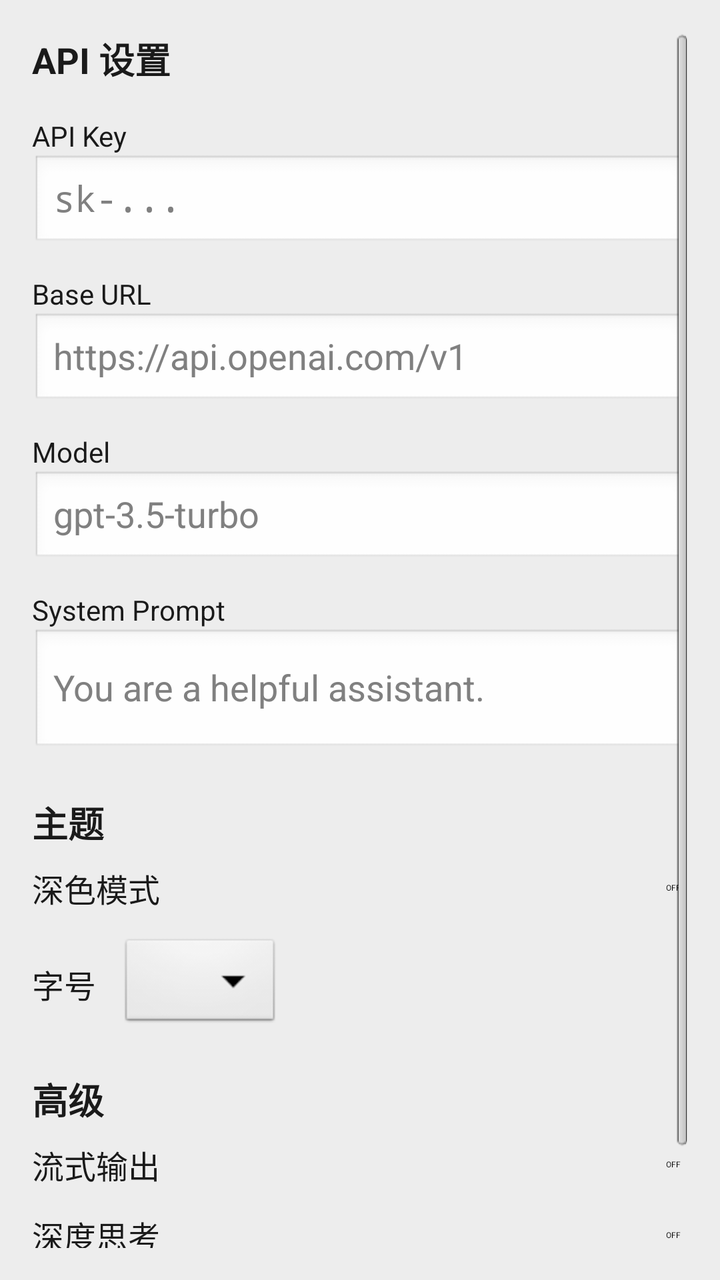
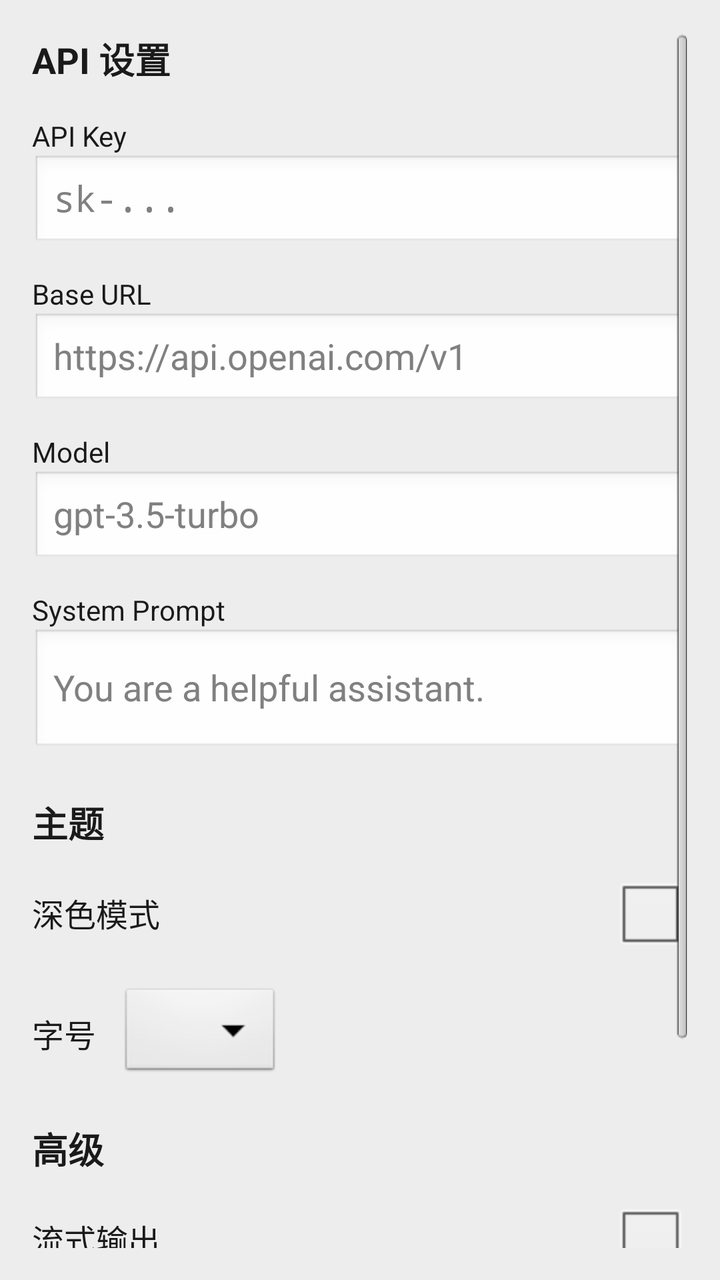

The first picture is an Android layout as it rendered before a commit; the second is the same layout after the commit. The layout source and the unified diff follow.
<!-- AndroidManifest.xml: application theme AppTheme -->
<!-- res/layout/activity_settings.xml -->
<?xml version="1.0" encoding="utf-8"?>
<ScrollView xmlns:android="http://schemas.android.com/apk/res/android"
    android:layout_width="match_parent"
    android:layout_height="match_parent"
    android:background="#EDEDED"
    android:padding="16dp">

    <LinearLayout
        android:layout_width="match_parent"
        android:layout_height="wrap_content"
        android:orientation="vertical">

        
        <TextView
            android:layout_width="wrap_content"
            android:layout_height="wrap_content"
            android:text="API 设置"
            android:textSize="18sp"
            android:textStyle="bold"
            android:paddingBottom="8dp" />

        <TextView android:layout_width="wrap_content" android:layout_height="wrap_content"
            android:text="API Key" android:textSize="14sp" android:paddingTop="8dp" />
        <EditText android:id="@+id/apiKeyField" android:layout_width="match_parent"
            android:layout_height="wrap_content" android:hint="sk-..."
            android:inputType="textPassword" android:background="@android:drawable/edit_text" />

        <TextView android:layout_width="wrap_content" android:layout_height="wrap_content"
            android:text="Base URL" android:textSize="14sp" android:paddingTop="12dp" />
        <EditText android:id="@+id/baseURLField" android:layout_width="match_parent"
            android:layout_height="wrap_content" android:hint="https://api.openai.com/v1"
            android:inputType="textUri" android:background="@android:drawable/edit_text" />

        <TextView android:layout_width="wrap_content" android:layout_height="wrap_content"
            android:text="Model" android:textSize="14sp" android:paddingTop="12dp" />
        <EditText android:id="@+id/modelField" android:layout_width="match_parent"
            android:layout_height="wrap_content" android:hint="gpt-3.5-turbo"
            android:background="@android:drawable/edit_text" />

        <TextView android:layout_width="wrap_content" android:layout_height="wrap_content"
            android:text="System Prompt" android:textSize="14sp" android:paddingTop="12dp" />
        <EditText android:id="@+id/promptField" android:layout_width="match_parent"
            android:layout_height="wrap_content" android:hint="You are a helpful assistant."
            android:inputType="textMultiLine" android:minLines="2"
            android:background="@android:drawable/edit_text" />

        
        <TextView
            android:layout_width="wrap_content"
            android:layout_height="wrap_content"
            android:text="主题"
            android:textSize="18sp"
            android:textStyle="bold"
            android:paddingTop="20dp"
            android:paddingBottom="8dp" />

        <LinearLayout
            android:layout_width="match_parent"
            android:layout_height="wrap_content"
            android:orientation="horizontal"
            android:gravity="center_vertical">
            <TextView android:layout_width="0dp" android:layout_height="wrap_content"
                android:layout_weight="1" android:text="深色模式"
                android:textSize="16sp" android:textColor="#1A1A1A" />
            <Switch android:id="@+id/darkModeSwitch"
                android:layout_width="wrap_content"
                android:layout_height="wrap_content" />
        </LinearLayout>

        <LinearLayout
            android:layout_width="match_parent"
            android:layout_height="wrap_content"
            android:orientation="horizontal"
            android:gravity="center_vertical"
            android:paddingTop="12dp">
            <TextView android:layout_width="wrap_content" android:layout_height="wrap_content"
                android:text="字号" android:textSize="16sp" android:textColor="#1A1A1A"
                android:paddingRight="12dp" />
            <Spinner android:id="@+id/fontSizeSpinner"
                android:layout_width="wrap_content"
                android:layout_height="wrap_content" />
        </LinearLayout>

        
        <TextView
            android:layout_width="wrap_content"
            android:layout_height="wrap_content"
            android:text="高级"
            android:textSize="18sp"
            android:textStyle="bold"
            android:paddingTop="20dp"
            android:paddingBottom="8dp" />

        <LinearLayout
            android:layout_width="match_parent"
            android:layout_height="wrap_content"
            android:orientation="horizontal"
            android:gravity="center_vertical">
            <TextView android:layout_width="0dp" android:layout_height="wrap_content"
                android:layout_weight="1" android:text="流式输出"
                android:textSize="16sp" android:textColor="#1A1A1A" />
            <Switch android:id="@+id/streamingSwitch"
                android:layout_width="wrap_content"
                android:layout_height="wrap_content" />
        </LinearLayout>

        <LinearLayout
            android:layout_width="match_parent"
            android:layout_height="wrap_content"
            android:orientation="horizontal"
            android:gravity="center_vertical"
            android:paddingTop="12dp">
            <TextView android:layout_width="0dp" android:layout_height="wrap_content"
                android:layout_weight="1" android:text="深度思考"
                android:textSize="16sp" android:textColor="#1A1A1A" />
            <Switch android:id="@+id/deepThinkingSwitch"
                android:layout_width="wrap_content"
                android:layout_height="wrap_content" />
        </LinearLayout>

        <Button
            android:id="@+id/saveButton"
            android:layout_width="match_parent"
            android:layout_height="wrap_content"
            android:text="保存"
            android:layout_marginTop="20dp" />

    </LinearLayout>
</ScrollView>
<!-- resources referenced by this layout -->
<resources>
  <style name="AppTheme" parent="@android:style/Theme.Light.NoTitleBar">
          <item name="android:windowBackground">#EDEDED</item>
          <item name="android:textColor">#1A1A1A</item>
          <item name="android:textColorSecondary">#666666</item>
      </style>
</resources>

<!-- the commit's change to res/layout/activity_settings.xml (unified diff, before → after) -->
@@ -62,7 +62,7 @@
             <TextView android:layout_width="0dp" android:layout_height="wrap_content"
                 android:layout_weight="1" android:text="深色模式"
                 android:textSize="16sp" android:textColor="#1A1A1A" />
-            <Switch android:id="@+id/darkModeSwitch"
+            <CheckBox android:id="@+id/darkModeSwitch"
                 android:layout_width="wrap_content"
                 android:layout_height="wrap_content" />
         </LinearLayout>
@@ -99,7 +99,7 @@
             <TextView android:layout_width="0dp" android:layout_height="wrap_content"
                 android:layout_weight="1" android:text="流式输出"
                 android:textSize="16sp" android:textColor="#1A1A1A" />
-            <Switch android:id="@+id/streamingSwitch"
+            <CheckBox android:id="@+id/streamingSwitch"
                 android:layout_width="wrap_content"
                 android:layout_height="wrap_content" />
         </LinearLayout>
@@ -113,7 +113,7 @@
             <TextView android:layout_width="0dp" android:layout_height="wrap_content"
                 android:layout_weight="1" android:text="深度思考"
                 android:textSize="16sp" android:textColor="#1A1A1A" />
-            <Switch android:id="@+id/deepThinkingSwitch"
+            <CheckBox android:id="@+id/deepThinkingSwitch"
                 android:layout_width="wrap_content"
                 android:layout_height="wrap_content" />
         </LinearLayout>
